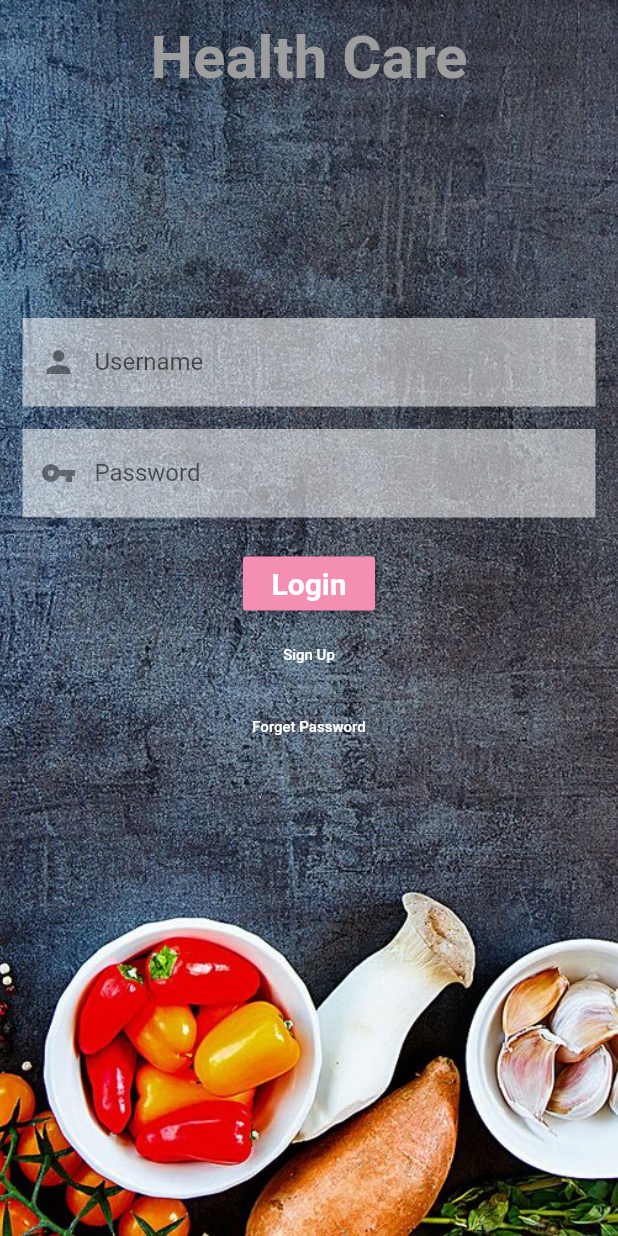
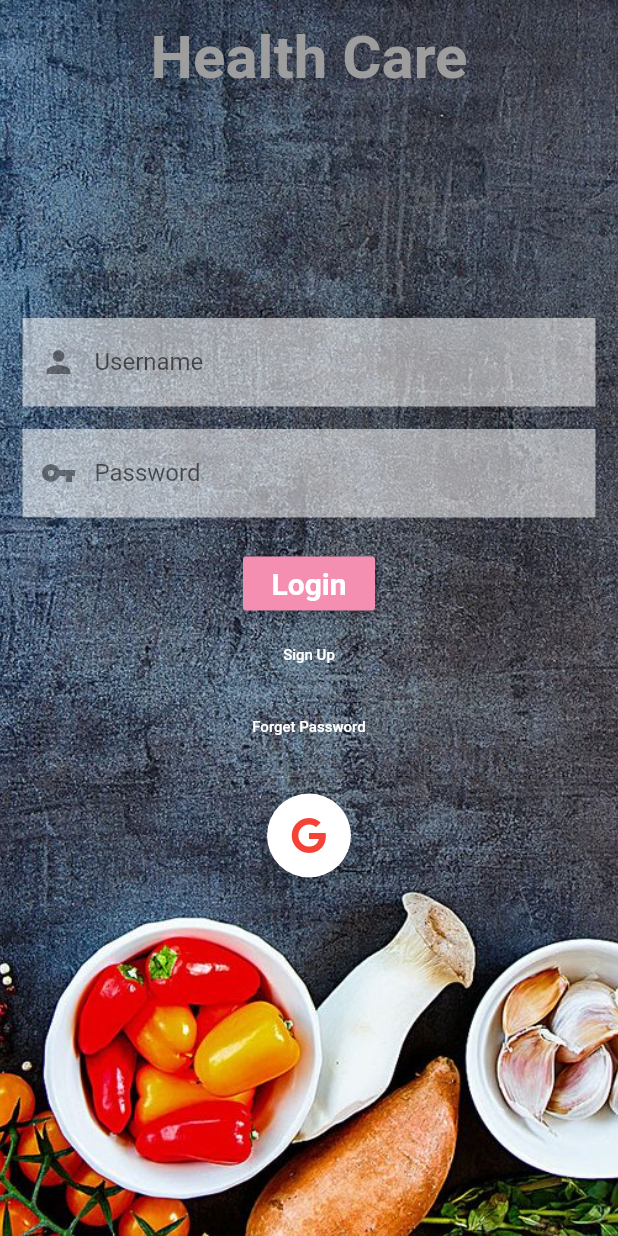
Before and after one commit to PoomNet/health_care, a Flutter app: the screen it shows after launch, on a phone screen of 412 x 824 dp. Run offline on Flutter 3.47's test engine with Material 2 defaults, Android fonts, the phone set to English and light mode, and no system bars; our stand-ins replace firebase_auth, font_awesome_flutter, google_sign_in; accounts and stored records are empty.

Commit message:
googleSignIn

```diff
--- a/myproject/myapp/lib/screens/login_screen.dart
+++ b/myproject/myapp/lib/screens/login_screen.dart
@@ -1,7 +1,17 @@
 import 'package:flutter/material.dart';
+import 'package:flutter/rendering.dart';
 import 'package:flutter/widgets.dart';
 import 'package:myapp/screens/home_screen.dart';
 import 'package:myapp/screens/signup_screen.dart';
+import 'package:firebase_auth/firebase_auth.dart';
+import 'package:google_sign_in/google_sign_in.dart';
+import 'package:font_awesome_flutter/font_awesome_flutter.dart';
+
+GoogleSignIn _googleSignIn = new GoogleSignIn(
+  scopes: <String>[
+    'email',
+  ],
+);
 
 class LoginPage extends StatefulWidget {
   @override
@@ -9,6 +19,17 @@ class LoginPage extends StatefulWidget {
 }
 
 class _LoginPageState extends State<LoginPage> {
+
+  GoogleSignInAccount _currentUser;
+
+  Future<Null> _handleSignIn() async {
+    try {
+      _currentUser = await _googleSignIn.signIn();
+      print(_currentUser);
+    } catch (error) {
+      print(error);
+    }
+  }
 
   TextEditingController ctrlUsername = TextEditingController();
   TextEditingController ctrlPassword = TextEditingController();
@@ -79,7 +100,16 @@ class _LoginPageState extends State<LoginPage> {
                   ),
                   FlatButton(
                     onPressed: () {}, child: Text('Forget Password', style: TextStyle(color: Colors.white, fontSize: 10),),
+                  ),Divider(
+                    height: 20.0,
                   ),
+                  Row(
+                    mainAxisAlignment: MainAxisAlignment.center,
+                    children: <Widget>[
+                      FloatingActionButton(child: Icon(FontAwesomeIcons.google, color: Colors.red,),backgroundColor: Colors.white,onPressed: () => _handleSignIn(),),
+
+                    ],
+                  )
                 ],
               ),
             ),
@@ -101,7 +131,7 @@ class _LoginPageState extends State<LoginPage> {
         print('invaild');
       }
     }
+  }
 
 
-  }
 }
--- a/myproject/myapp/pubspec.yaml
+++ b/myproject/myapp/pubspec.yaml
@@ -17,7 +17,9 @@ environment:
   sdk: ">=2.1.0 <3.0.0"
 
 dependencies:
-
+  google_sign_in: ^4.0.1+3
+  font_awesome_flutter: ^8.4.0
+  firebase_auth: ^0.11.0
   flutter:
     sdk: flutter
   # The following adds the Cupertino Icons font to your application.
```
Also changed, not shown: myproject/myapp/pubspec.lock, 4 other files.
